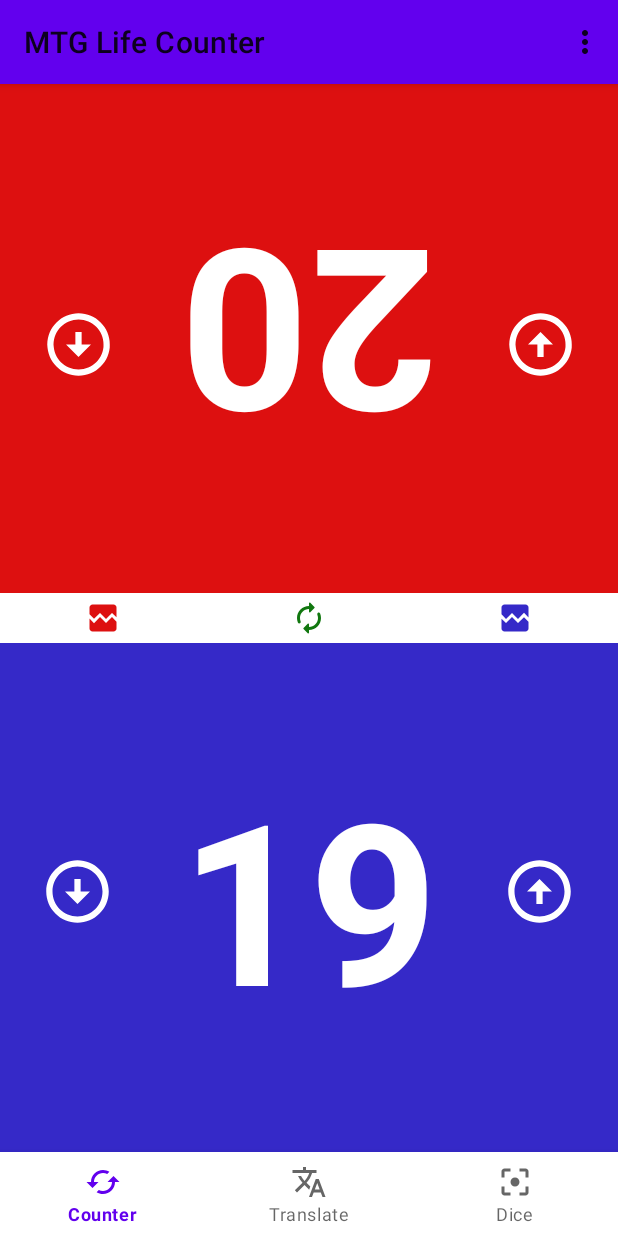
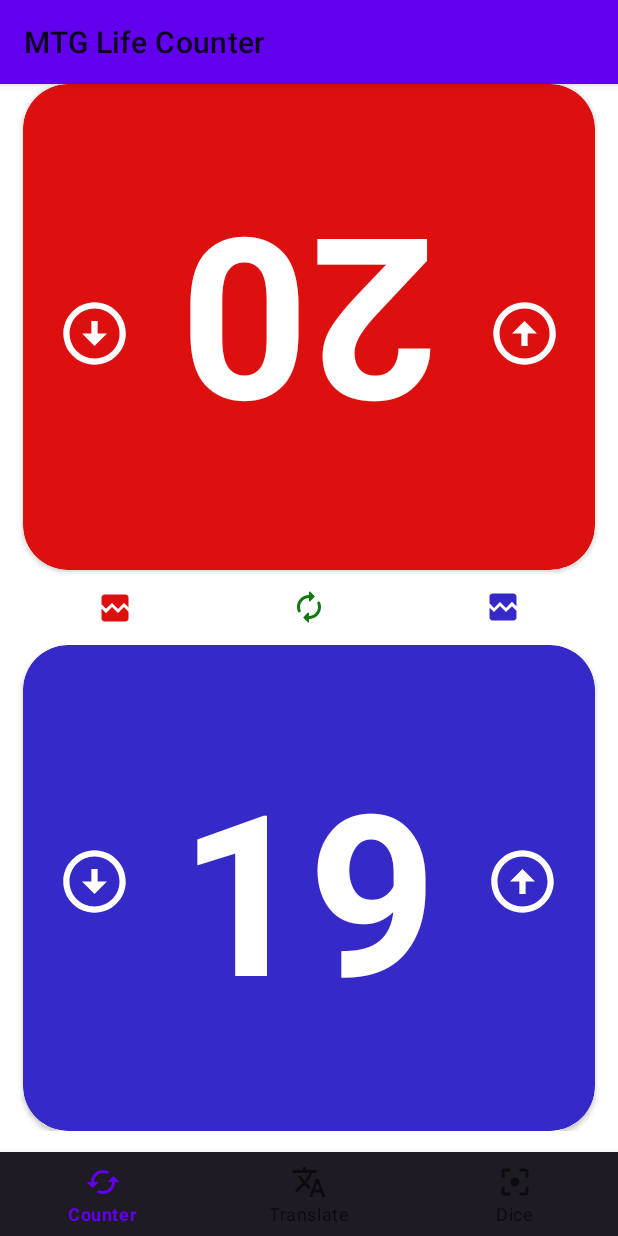
Before and after one commit to ETS-Android2/java-android-api-mtg-translator-counter-dice, an Android app: the SecondFragment screen opened through its navigation route, on a phone screen of 412 x 824 dp. Run offline under Robolectric (Android 15) with nearby library versions, the phone set to English and light mode, and no system bars; our stand-ins replace Picasso, Volley, navigation-ui; pictures from the network do not load.

Commit message:
First Release

```diff
--- a/app/src/main/AndroidManifest.xml
+++ b/app/src/main/AndroidManifest.xml
@@ -1,4 +1,4 @@
-<?xml version="1.0" encoding="utf-8"?>
+<?xml version="1.1" encoding="utf-8"?>
 <manifest xmlns:android="http://schemas.android.com/apk/res/android"
     package="mtg.java.mymagicapp">
 
--- a/app/src/main/java/mtg/java/mymagicapp/SecondFragment.java
+++ b/app/src/main/java/mtg/java/mymagicapp/SecondFragment.java
@@ -1,11 +1,15 @@
 package mtg.java.mymagicapp;
 
 import android.content.SharedPreferences;
+import android.content.res.ColorStateList;
 import android.graphics.Color;
 import android.media.MediaPlayer;
 import android.os.Bundle;
 import android.preference.PreferenceManager;
 import android.view.LayoutInflater;
+import android.view.Menu;
+import android.view.MenuInflater;
+import android.view.MenuItem;
 import android.view.View;
 import android.view.ViewGroup;
 import android.widget.Button;
@@ -13,6 +17,7 @@ import android.widget.LinearLayout;
 import android.widget.TextView;
 
 import androidx.annotation.NonNull;
+import androidx.cardview.widget.CardView;
 import androidx.fragment.app.Fragment;
 
 import mtg.java.mymagicapp.databinding.FragmentSecondBinding;
@@ -22,12 +27,33 @@ public class SecondFragment extends Fragment {
     int oneCounter = 20;
     int twoCounter = 20;
 
+    String colorone = "#252424";
+    String colortwo = "#DD1010";
+    String colortree = "#11770F";
+    String colorfour = "#B0DD32";
+    String colorfive = "#3529C8";
+
+    String saveColorOne;
+    String saveColorTwo;
+
     private FragmentSecondBinding binding;
 
     @Override
     public View onCreateView(LayoutInflater inflater, ViewGroup container, Bundle savedInstanceState) {
         binding = FragmentSecondBinding.inflate(inflater, container, false);
         return binding.getRoot();
+    }
+
+    @Override
+    public void onCreate(Bundle savedInstanceState) {
+        super.onCreate(savedInstanceState);
+        setHasOptionsMenu(true);
+    }
+
+    @Override
+    public void onCreateOptionsMenu(Menu menu, MenuInflater inflater) {
+        super.onCreateOptionsMenu(menu, inflater);
+        menu.clear();
     }
 
     public void onViewCreated(@NonNull View view, Bundle savedInstanceState) {
@@ -43,17 +69,21 @@ public class SecondFragment extends Fragment {
 
         final Button backgroundOne = binding.backResetOne;
         final Button backgroundTwo = binding.backResetTwo;
-        final LinearLayout imageOne = binding.opponentOne;
-        final LinearLayout imageTwo = binding.opponentTwo;
+        final CardView imageOne = binding.cardViewOne;
+        final CardView imageTwo = binding.cardViewTwo;
 
         final Button resetCounters = binding.resetCouters;
-        final MediaPlayer click = MediaPlayer.create(getActivity(), R.raw.click);
 
         SharedPreferences preferences = PreferenceManager.getDefaultSharedPreferences(getActivity());
         oneCounter = preferences.getInt("onePlayer", 20);
         twoCounter = preferences.getInt("twoPlayer", 20);
+        saveColorOne = preferences.getString("onePlayerColor", "#DD1010");
+        saveColorTwo = preferences.getString("twoPlayerColor", "#3529C8");
+
         counterNum.setText(Integer.toString(oneCounter));
         counterNumTwo.setText(Integer.toString(twoCounter));
+        imageOne.setCardBackgroundColor(Color.parseColor(saveColorOne));
+        imageTwo.setCardBackgroundColor(Color.parseColor(saveColorTwo));
 
         if (savedInstanceState != null) {
             oneCounter = savedInstanceState.getInt("RoneCounter",1);
@@ -64,21 +94,18 @@ public class SecondFragment extends Fragment {
             int i = 0;
             @Override
             public void onClick(View view) {
+                final MediaPlayer click = MediaPlayer.create(getActivity(), R.raw.click);
                 click.start();
                 switch (i) {
-                    case 0:imageOne.setBackgroundResource(R.drawable.dark);i++;break;
-                    case 1:imageOne.setBackgroundColor(Color.parseColor("#252424"));i++;break;
-                    case 2:imageOne.setBackgroundResource(R.drawable.fire);i++;break;
-                    case 3:imageOne.setBackgroundColor(Color.parseColor("#DD1010"));i++;break;
-                    case 4:imageOne.setBackgroundResource(R.drawable.forest);i++;break;
-                    case 5:imageOne.setBackgroundColor(Color.parseColor("#11770F"));i++;break;
-                    case 6:imageOne.setBackgroundResource(R.drawable.sky);i++;break;
-                    case 7:imageOne.setBackgroundColor(Color.parseColor("#B0DD32"));i++;break;
-                    case 8:imageOne.setBackgroundResource(R.drawable.water);i++;break;
-                    case 9:imageOne.setBackgroundColor(Color.parseColor("#3529C8"));i++;break;
-                } if (i >= 10) {
+                    case 0:saveColorOne = colorone;imageOne.setCardBackgroundColor(Color.parseColor(colorone));i++;break;
+                    case 1:saveColorOne = colortwo;imageOne.setCardBackgroundColor(Color.parseColor(colortwo));i++;break;
+                    case 2:saveColorOne = colortree;imageOne.setCardBackgroundColor(Color.parseColor(colortree));i++;break;
+                    case 3:saveColorOne = colorfour;imageOne.setCardBackgroundColor(Color.parseColor(colorfour));i++;break;
+                    case 4:saveColorOne = colorfive;imageOne.setCardBackgroundColor(Color.parseColor(colorfive));i++;break;
+                } if (i >= 5) {
                     i = 0;
                 }
+                saveColor();
             }
         });
 
@@ -86,27 +113,25 @@ public class SecondFragment extends Fragment {
             int i = 0;
             @Override
             public void onClick(View view) {
+                final MediaPlayer click = MediaPlayer.create(getActivity(), R.raw.click);
                 click.start();
                 switch (i) {
-                    case 0:imageTwo.setBackgroundResource(R.drawable.dark);i++;break;
-                    case 1:imageTwo.setBackgroundColor(Color.parseColor("#252424"));i++;break;
-                    case 2:imageTwo.setBackgroundResource(R.drawable.fire);i++;break;
-                    case 3:imageTwo.setBackgroundColor(Color.parseColor("#DD1010"));i++;break;
-                    case 4:imageTwo.setBackgroundResource(R.drawable.forest);i++;break;
-                    case 5:imageTwo.setBackgroundColor(Color.parseColor("#11770F"));i++;break;
-                    case 6:imageTwo.setBackgroundResource(R.drawable.sky);i++;break;
-                    case 7:imageTwo.setBackgroundColor(Color.parseColor("#B0DD32"));i++;break;
-                    case 8:imageTwo.setBackgroundResource(R.drawable.water);i++;break;
-                    case 9:imageTwo.setBackgroundColor(Color.parseColor("#3529C8"));i++;break;
-                } if (i >= 10) {
+                    case 0:saveColorTwo = colorone;imageTwo.setCardBackgroundColor(Color.parseColor(colorone));i++;break;
+                    case 1:saveColorTwo = colortwo;imageTwo.setCardBackgroundColor(Color.parseColor(colortwo));i++;break;
+                    case 2:saveColorTwo = colortree;imageTwo.setCardBackgroundColor(Color.parseColor(colortree));i++;break;
+                    case 3:saveColorTwo = colorfour;imageTwo.setCardBackgroundColor(Color.parseColor(colorfour));i++;break;
+                    case 4:saveColorTwo = colorfive;imageTwo.setCardBackgroundColor(Color.parseColor(colorfive));i++;break;
+                } if (i >= 5) {
                     i = 0;
                 }
+                saveColor();
             }
         });
 
         countPlus.setOnClickListener(new View.OnClickListener() {
                 @Override
                 public void onClick(View view) {
+                    final MediaPlayer click = MediaPlayer.create(getActivity(), R.raw.click);
                     click.start();
                     oneCounter++;
                     saveBase();
@@ -117,6 +142,7 @@ public class SecondFragment extends Fragment {
         countMinus.setOnClickListener(new View.OnClickListener() {
             @Override
             public void onClick(View view) {
+                final MediaPlayer click = MediaPlayer.create(getActivity(), R.raw.click);
                     click.start();
                     oneCounter--;
                     saveBase();
@@ -127,6 +153,7 @@ public class SecondFragment extends Fragment {
         countPlusTwo.setOnClickListener(new View.OnClickListener() {
             @Override
             public void onClick(View view) {
+                final MediaPlayer click = MediaPlayer.create(getActivity(), R.raw.click);
                 click.start();
                 twoCounter++;
                 saveBase();
@@ -137,6 +164,7 @@ public class SecondFragment extends Fragment {
         countMinusTwo.setOnClickListener(new View.OnClickListener() {
             @Override
             public void onClick(View view) {
+                final MediaPlayer click = MediaPlayer.create(getActivity(), R.raw.click);
                 click.start();
                 twoCounter--;
                 saveBase();
@@ -148,6 +176,7 @@ public class SecondFragment extends Fragment {
         resetCounters.setOnClickListener(new View.OnClickListener() {
             @Override
             public void onClick(View view) {
+                final MediaPlayer click = MediaPlayer.create(getActivity(), R.raw.click);
                 click.start();
                 twoCounter = 20;
                 oneCounter = 20;
@@ -166,6 +195,15 @@ public class SecondFragment extends Fragment {
         editor.apply();
     }
 
+
+    private void saveColor() {
+        SharedPreferences preferences = PreferenceManager.getDefaultSharedPreferences(getActivity());
+        SharedPreferences.Editor editor = preferences.edit();
+        editor.putString("onePlayerColor", saveColorOne);
+        editor.putString("twoPlayerColor", saveColorTwo);
+        editor.apply();
+    }
+
     @Override
     public void onSaveInstanceState(Bundle outState) {
         super.onSaveInstanceState(outState);
--- a/app/src/main/res/layout-v21/fragment_second.xml
+++ b/app/src/main/res/layout-v21/fragment_second.xml
@@ -9,25 +9,31 @@
     <LinearLayout
         android:layout_width="match_parent"
         android:layout_height="match_parent"
-        android:baselineAligned="false"
-        android:orientation="horizontal">
+        android:orientation="vertical"
+        android:paddingBottom="70dp">
+
+        <androidx.cardview.widget.CardView
+            android:id="@+id/card_view_one"
+            android:layout_width="match_parent"
+            android:layout_height="match_parent"
+            android:layout_marginStart="15dp"
+            android:layout_marginLeft="15dp"
+            android:layout_marginEnd="15dp"
+            android:layout_marginRight="15dp"
+            android:layout_weight="3"
+            app:cardBackgroundColor="@color/fire"
+            app:cardCornerRadius="30dp"
+            app:layout_constraintStart_toStartOf="parent"
+            app:layout_constraintTop_toTopOf="parent">
 
             <LinearLayout
-            android:layout_width="0dp"
+                android:layout_width="match_parent"
                 android:layout_height="match_parent"
-            android:layout_weight="3"
-            android:orientation="vertical">
-
-            <LinearLayout
-                android:id="@+id/opponent_one"
-                android:layout_width="match_parent"
-                android:layout_height="0dp"
-                android:layout_weight="7"
-                android:background="#DD1010">
+                android:orientation="horizontal">
 
                 <Button
                     android:id="@+id/plus_two"
-                    style="@android:style/Widget.DeviceDefault.Button.Borderless"
+                    style="@android:style/Widget.Material.Light.Button.Borderless"
                     android:layout_width="wrap_content"
                     android:layout_height="match_parent"
                     android:layout_weight="1"
@@ -40,7 +46,7 @@
                     android:id="@+id/counter_two"
                     android:layout_width="wrap_content"
                     android:layout_height="match_parent"
-                    android:layout_weight="2"
+                    android:layout_weight="3"
                     android:freezesText="true"
                     android:gravity="center"
                     android:rotation="-180"
@@ -53,7 +59,7 @@
 
                 <Button
                     android:id="@+id/minus_two"
-                    style="@android:style/Widget.DeviceDefault.Button.Borderless"
+                    style="@android:style/Widget.Material.Light.Button.Borderless"
                     android:layout_width="wrap_content"
                     android:layout_height="match_parent"
                     android:layout_weight="1"
@@ -63,22 +69,21 @@
                     app:iconTint="@color/white" />
 
             </LinearLayout>
+        </androidx.cardview.widget.CardView>
 
         <LinearLayout
             android:layout_width="match_parent"
-                android:layout_height="0dp"
-                android:layout_weight="0.7">
+            android:layout_height="50dp">
 
             <Button
                 android:id="@+id/back_reset_one"
                 style="@android:style/Widget.DeviceDefault.Button.Borderless"
                 android:layout_width="match_parent"
                 android:layout_height="match_parent"
+                android:layout_marginStart="15dp"
+                android:layout_marginLeft="15dp"
                 android:layout_weight="1"
                 android:backgroundTint="@color/white"
-                    android:minWidth="0dp"
-                    android:minHeight="0dp"
-                    android:padding="0dp"
                 android:rotation="-180"
                 app:icon="@drawable/ic_baseline_broken_image_24"
                 app:iconGravity="textStart"
@@ -93,9 +98,6 @@
                 android:layout_height="match_parent"
                 android:layout_weight="1"
                 android:backgroundTint="@color/white"
-                    android:minWidth="0dp"
-                    android:minHeight="0dp"
-                    android:padding="0dp"
                 app:icon="@drawable/ic_round_autorenew_24"
                 app:iconGravity="textStart"
                 app:iconPadding="0dp"
@@ -107,11 +109,10 @@
                 style="@android:style/Widget.DeviceDefault.Button.Borderless"
                 android:layout_width="match_parent"
                 android:layout_height="match_parent"
+                android:layout_marginEnd="15dp"
+                android:layout_marginRight="15dp"
                 android:layout_weight="1"
                 android:backgroundTint="@color/white"
-                    android:minWidth="0dp"
-                    android:minHeight="0dp"
-                    android:padding="0dp"
                 app:icon="@drawable/ic_baseline_broken_image_24"
                 app:iconGravity="textStart"
                 app:iconPadding="0dp"
@@ -119,18 +120,28 @@
                 app:iconTintMode="src_atop" />
         </LinearLayout>
 
+        <androidx.cardview.widget.CardView
+            android:id="@+id/card_view_two"
+            android:layout_width="match_parent"
+            android:layout_height="match_parent"
+            android:layout_marginStart="15dp"
+            android:layout_marginLeft="15dp"
+            android:layout_marginEnd="15dp"
+            android:layout_marginRight="15dp"
+            android:layout_weight="3"
+            app:cardBackgroundColor="@color/water"
+            app:cardCornerRadius="30dp"
+            app:layout_constraintStart_toStartOf="parent"
+            app:layout_constraintTop_toTopOf="parent">
+
             <LinearLayout
-                android:id="@+id/opponent_two"
                 android:layout_width="match_parent"
-                android:layout_height="0dp"
-                android:layout_marginBottom="55dp"
-                android:layout_weight="7"
-                android:background="#3529C8">
-
+                android:layout_height="match_parent"
+                android:orientation="horizontal">
 
                 <Button
                     android:id="@+id/minus_one"
-                    style="@android:style/Widget.DeviceDefault.Button.Borderless"
+                    style="@android:style/Widget.Material.Light.Button.Borderless"
                     android:layout_width="wrap_content"
                     android:layout_height="match_parent"
                     android:layout_weight="1"
@@ -153,7 +164,7 @@
 
                 <Button
                     android:id="@+id/plus_one"
-                    style="@android:style/Widget.DeviceDefault.Button.Borderless"
+                    style="@android:style/Widget.Material.Light.Button.Borderless"
                     android:layout_width="wrap_content"
                     android:layout_height="match_parent"
                     android:layout_weight="1"
@@ -161,10 +172,10 @@
                     app:iconGravity="textTop"
                     app:iconTint="@color/white" />
 
+            </LinearLayout>
+
+        </androidx.cardview.widget.CardView>
 
     </LinearLayout>
 
-        </LinearLayout>
-    </LinearLayout>
-
 </androidx.constraintlayout.widget.ConstraintLayout>
--- a/app/src/main/res/layout/activity_main.xml
+++ b/app/src/main/res/layout/activity_main.xml
@@ -7,8 +7,8 @@
     android:screenOrientation="portrait"
     tools:context=".MainActivity">
 
-    <androidx.constraintlayout.widget.ConstraintLayout xmlns:android="http://schemas.android.com/apk/res/android"
-        xmlns:app="http://schemas.android.com/apk/res-auto"
+
+    <androidx.constraintlayout.widget.ConstraintLayout
         android:layout_width="match_parent"
         android:layout_height="match_parent"
         app:layout_behavior="@string/appbar_scrolling_view_behavior">
@@ -21,10 +21,12 @@
             android:layout_height="0dp"
             app:defaultNavHost="true"
             app:layout_constraintBottom_toBottomOf="parent"
-            app:layout_constraintLeft_toLeftOf="parent"
+            app:layout_constraintEnd_toEndOf="parent"
             app:layout_constraintRight_toRightOf="parent"
+            app:layout_constraintStart_toStartOf="parent"
             app:layout_constraintTop_toTopOf="parent"
             app:navGraph="@navigation/nav_graph" />
+
 
     </androidx.constraintlayout.widget.ConstraintLayout>
 
@@ -33,6 +35,8 @@
         android:layout_width="match_parent"
         android:layout_height="wrap_content"
         android:layout_gravity="bottom|end"
+        app:backgroundTint="#1F1B24"
         app:menu="@menu/bottom_navigation_menu" />
 
+
 </androidx.coordinatorlayout.widget.CoordinatorLayout>
--- a/app/src/main/res/layout/fragment_first.xml
+++ b/app/src/main/res/layout/fragment_first.xml
@@ -78,7 +78,6 @@
             android:layout_marginEnd="20dp"
             android:layout_marginRight="20dp"
             android:gravity="center_horizontal"
-            android:text="Type / Name"
             android:textAppearance="@style/TextAppearance.AppCompat.Large"
             app:layout_constraintEnd_toEndOf="parent"
             app:layout_constraintStart_toStartOf="parent"
@@ -95,7 +94,6 @@
             android:layout_marginRight="20dp"
             android:layout_marginBottom="80dp"
             android:gravity="center_horizontal"
-            android:text="Spell / Description"
             android:textSize="18sp"
             app:layout_constraintEnd_toEndOf="parent"
             app:layout_constraintStart_toStartOf="parent"
--- a/app/src/main/res/values/colors.xml
+++ b/app/src/main/res/values/colors.xml
@@ -7,4 +7,10 @@
     <color name="teal_700">#FF018786</color>
     <color name="black">#FF000000</color>
     <color name="white">#FFFFFFFF</color>
+
+    <color name="dark">#FF252424</color>
+    <color name="fire">#FFDD1010</color>
+    <color name="sun">#FFB0DD32</color>
+    <color name="water">#FF3529C8</color>
+    <color name="forest">#FF11770F</color>
 </resources>
--- a/app/src/main/res/values/strings.xml
+++ b/app/src/main/res/values/strings.xml
@@ -11,4 +11,6 @@
     <string name="action_about">About</string>
 
     <string name="hello_first_fragment">Enter english card name:</string>
+    <!-- TODO: Remove or change this placeholder text -->
+    <string name="hello_blank_fragment">Hello blank fragment</string>
 </resources>
```
Also changed, not shown: app/src/main/java/mtg/java/mymagicapp/FirstFragment.java (+14 -2 lines), app/src/main/java/mtg/java/mymagicapp/MainActivity.java (+2 -7 lines), app/src/main/java/mtg/java/mymagicapp/RoundedCornersTransformation.java (added, +238 -0 lines), app/src/main/java/mtg/java/mymagicapp/ThirdFragment.java (+16 -1 lines), app/src/main/res/layout/fragment_third.xml (+8 -8 lines), app/src/main/res/drawable/dark.png (deleted), app/src/main/res/drawable/fire.png (deleted), app/src/main/res/drawable/forest.png (deleted), app/src/main/res/drawable/sky.png (deleted), app/src/main/res/drawable/three.png (deleted), app/src/main/res/drawable/water.png (deleted), 1 other file. Lines whose indentation alone changed are shown as unchanged.
